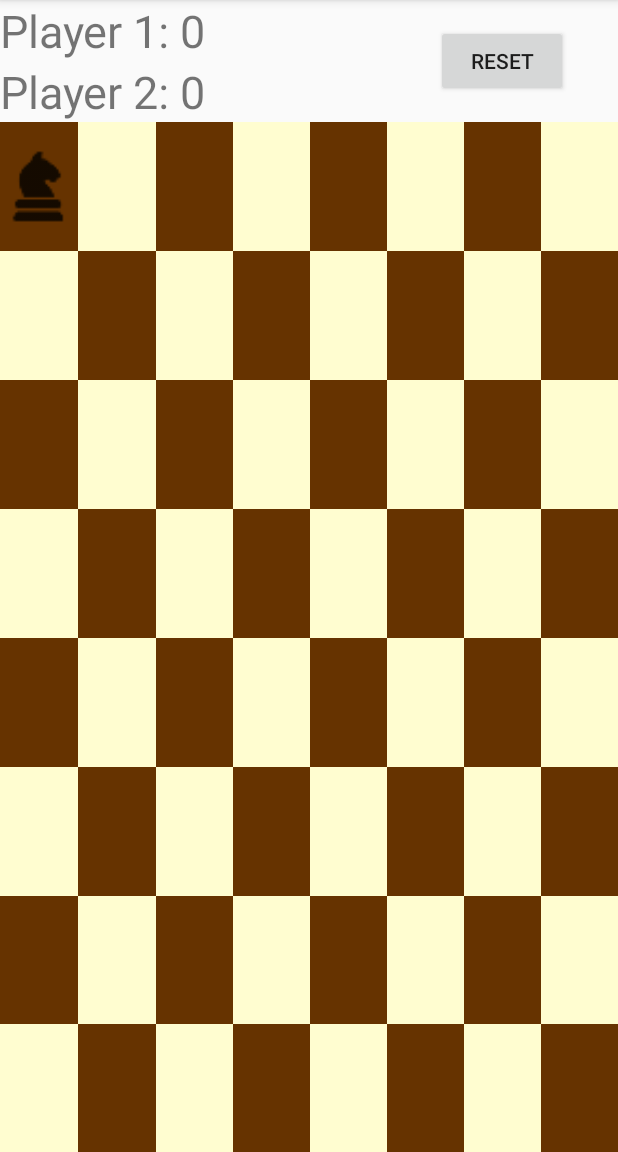
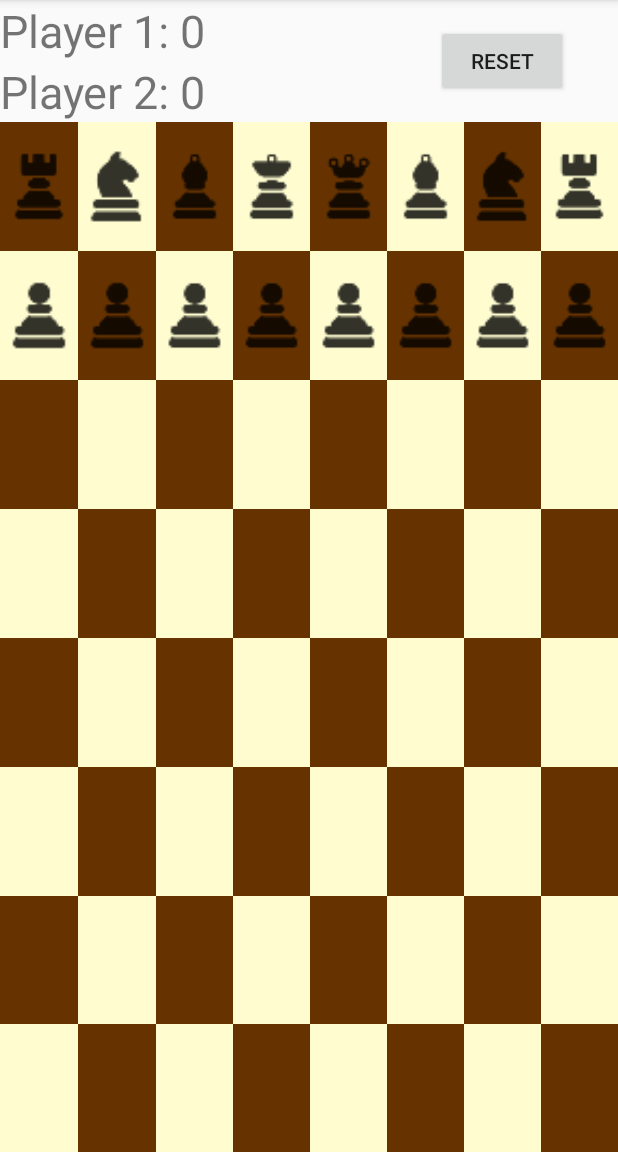
Before and after one commit to KevalPatel8899/Chess, an Android app: the MainActivity screen opened directly, with no data from a screen before it, on a phone screen of 412 x 824 dp, the part 84-1236 px from its top. Run offline under Robolectric (Android 15) with nearby library versions, the phone set to English and light mode, and no system bars.

Commit message:
Black Chess Pieces

```diff
--- /dev/null
+++ b/app/src/main/java/com/example/chess/Bishop.java
@@ -0,0 +1,8 @@
+package com.example.chess;
+
+public class Bishop extends ChessPiece{
+
+    protected Bishop(String chessPieceLocation, String chessPiece) {
+        super(chessPieceLocation, chessPiece);
+    }
+}
--- a/app/src/main/java/com/example/chess/ChessPiece.java
+++ b/app/src/main/java/com/example/chess/ChessPiece.java
@@ -5,22 +5,26 @@ import java.util.List;
 
 abstract class ChessPiece{
 
-    String chessPieceLocation, chessPiece;
+    String
+            chessPieceLocation, chessPiece;
 
-    private ChessPiece(String chessPieceLocation, String chessPiece){
-        chessPiece = this.chessPiece;
-        chessPieceLocation = this.chessPieceLocation;
+    protected ChessPiece(String chessPieceLocation, String chessPiece){
+        this.chessPiece =         chessPiece ;
+        this.chessPieceLocation = chessPieceLocation;
     }
 
     public List<String>  chessMove(){
-        int location = Integer.parseInt(chessPieceLocation.substring(chessPieceLocation.length() - 2));
+        String locationS = chessPieceLocation.substring(chessPieceLocation.length() - 2);
+        String locationXS = chessPieceLocation.substring(chessPieceLocation.length() - 2, chessPieceLocation.length() - 1);
+        String locationYS = chessPieceLocation.substring(chessPieceLocation.length() - 1);
+        int location = Integer.parseInt(locationS);
         List<String> locations = new ArrayList<>();
-        int locationX = Integer.parseInt(chessPieceLocation.substring(chessPieceLocation.length() - 2, chessPieceLocation.length() - 1));
-        int locationY = Integer.parseInt(chessPieceLocation.substring(chessPieceLocation.length() - 1));
+        int locationX = Integer.parseInt(locationXS);
+        int locationY = Integer.parseInt(locationYS);
         locations.clear();
 
         switch (chessPiece.substring(8)){
-            case "Horse":{
+            case "Knight":{
 
                 if(locationX + 2 <= 7 && locationY + 1 <= 7)locations.add("box"+Integer.toString( location + 21));
                 if(locationX + 1 <= 7 && locationY + 2 <= 7)locations.add("box"+Integer.toString(location + 12));
--- /dev/null
+++ b/app/src/main/java/com/example/chess/Knight.java
@@ -0,0 +1,9 @@
+package com.example.chess;
+
+public class Knight extends ChessPiece {
+
+    protected Knight(String chessPieceLocation, String chessPiece) {
+        super(chessPieceLocation, chessPiece);
+    }
+
+}
--- a/app/src/main/java/com/example/chess/MainActivity.java
+++ b/app/src/main/java/com/example/chess/MainActivity.java
@@ -6,7 +6,6 @@ import android.content.ClipData;
 import android.content.ClipDescription;
 import android.graphics.Color;
 import android.graphics.PorterDuff;
-import android.graphics.drawable.Drawable;
 import android.os.Bundle;
 import android.util.Log;
 import android.view.DragEvent;
@@ -14,16 +13,13 @@ import android.view.View;
 import android.view.ViewGroup;
 import android.widget.ImageView;
 import android.widget.LinearLayout;
-import android.widget.RelativeLayout;
 import android.widget.Toast;
-
-import java.util.ArrayList;
-import java.util.List;
 
 public class MainActivity extends AppCompatActivity implements View.OnLongClickListener, View.OnDragListener {
 
     private static final String TAG = MainActivity.class.getSimpleName();
-    private ImageView imageView;
+    private ImageView black_1_knight, black_2_knight, black_1_rook, black_2_rook, black_1_bishop, black_2_bishop, black_0_king, black_0_queen, black_1_pawn, black_2_pawn, black_3_pawn, black_4_pawn, black_5_pawn, black_6_pawn, black_7_pawn, black_0_pawn;
+
     private static final String IMAGE_VIEW_TAG = "LAUNCHER LOGO";
     private LinearLayout linearLayout;
 
@@ -38,15 +34,44 @@ public class MainActivity extends AppCompatActivity implements View.OnLongClickL
 
     //Find all views and set Tag to all draggable views
     private void findViews() {
-        imageView = (ImageView) findViewById(R.id.image_view);
-        imageView.setTag(IMAGE_VIEW_TAG);
-
+        black_1_knight = (ImageView) findViewById(R.id.Black_1_Knight);
+        black_2_knight = (ImageView) findViewById(R.id.Black_2_Knight);
+        black_1_rook = (ImageView) findViewById(R.id.Black_1_Rook);
+        black_2_rook = (ImageView) findViewById(R.id.Black_2_Rook);
+        black_1_bishop = (ImageView) findViewById(R.id.Black_1_Bishop);
+        black_2_bishop = (ImageView) findViewById(R.id.Black_2_Bishop);
+        black_0_king = (ImageView) findViewById(R.id.Black_0_King);
+        black_0_queen = (ImageView) findViewById(R.id.Black_0_Queen);
+        black_1_pawn = (ImageView) findViewById(R.id.black_1_pawn);
+        black_2_pawn = (ImageView) findViewById(R.id.black_2_pawn);
+        black_3_pawn = (ImageView) findViewById(R.id.black_3_pawn);
+        black_4_pawn = (ImageView) findViewById(R.id.black_4_pawn);
+        black_5_pawn = (ImageView) findViewById(R.id.black_5_pawn);
+        black_6_pawn = (ImageView) findViewById(R.id.black_6_pawn);
+        black_7_pawn = (ImageView) findViewById(R.id.black_7_pawn);
+        black_0_pawn = (ImageView) findViewById(R.id.black_0_pawn);
     }
 
     //Implement long click and drag listener
     private void implementEvents() {
         //add or remove any view that you don't want to be dragged
-        imageView.setOnLongClickListener(this);
+          black_0_king.setOnLongClickListener(this);
+          black_0_queen.setOnLongClickListener(this);
+          black_1_knight.setOnLongClickListener(this);
+          black_1_bishop.setOnLongClickListener(this);
+          black_1_rook.setOnLongClickListener(this);
+          black_2_knight.setOnLongClickListener(this);
+          black_2_bishop.setOnLongClickListener(this);
+          black_2_rook.setOnLongClickListener(this);
+          black_0_pawn.setOnLongClickListener(this);
+          black_1_pawn.setOnLongClickListener(this);
+          black_2_pawn.setOnLongClickListener(this);
+          black_3_pawn.setOnLongClickListener(this);
+          black_4_pawn.setOnLongClickListener(this);
+          black_5_pawn.setOnLongClickListener(this);
+          black_6_pawn.setOnLongClickListener(this);
+          black_7_pawn.setOnLongClickListener(this);
+
 
         //add or remove any layout view that you don't want to accept dragged view
         for (int i = 0; i < 8; i++) {
@@ -178,7 +203,7 @@ public class MainActivity extends AppCompatActivity implements View.OnLongClickL
                 // Invalidates the view to force a redraw
                 view.invalidate();
 
-                linearLayout = (LinearLayout) imageView.getParent();
+                linearLayout = (LinearLayout) black_1_knight.getParent();
                 String db = linearLayout.getResources().getResourceName(linearLayout.getId());
                 String newDB = db.substring(db.indexOf('/') + 1);
 
@@ -187,7 +212,6 @@ public class MainActivity extends AppCompatActivity implements View.OnLongClickL
                     Toast.makeText(this, "The drop was handled. " + newDB, Toast.LENGTH_LONG).show();
                 else
                     Toast.makeText(this, "The drop didn't work.", Toast.LENGTH_SHORT).show();
-
 
                 // returns true; the value is ignored.
                 return true;
--- /dev/null
+++ b/app/src/main/java/com/example/chess/Rook.java
@@ -0,0 +1,12 @@
+package com.example.chess;
+
+public class Rook extends ChessPiece {
+
+    protected Rook(String chessPieceLocation, String chessPiece) {
+        super(chessPieceLocation, chessPiece);
+    }
+
+    private Rook(String chessPieceLocation){
+        super(chessPieceLocation, "Rook");
+    }
+}
--- a/app/src/main/res/layout/activity_main.xml
+++ b/app/src/main/res/layout/activity_main.xml
@@ -1,5 +1,6 @@
 <?xml version="1.0" encoding="utf-8"?>
 <LinearLayout xmlns:android="http://schemas.android.com/apk/res/android"
+    xmlns:app="http://schemas.android.com/apk/res-auto"
     xmlns:tools="http://schemas.android.com/tools"
     android:layout_width="match_parent"
     android:layout_height="match_parent"
@@ -56,10 +57,10 @@
             android:orientation="vertical">
 
             <ImageView
-                android:id="@+id/image_view"
+                android:id="@+id/Black_1_Rook"
                 android:layout_width="match_parent"
                 android:layout_height="match_parent"
-                android:src="@drawable/ic_action_black_knight" />
+                android:src="@drawable/ic_action_black_rook" />
         </LinearLayout>
 
         />
@@ -71,7 +72,14 @@
             android:layout_weight="1"
             android:background="@color/colorBoardLight"
             android:gravity="center"
-            android:orientation="vertical" />
+            android:orientation="vertical" >
+
+            <ImageView
+                android:id="@+id/Black_1_Knight"
+                android:layout_width="match_parent"
+                android:layout_height="match_parent"
+                android:src="@drawable/ic_action_black_knight" />
+        </LinearLayout>
 
         <LinearLayout
             android:id="@+id/box02"
@@ -80,7 +88,14 @@
             android:layout_weight="1"
             android:background="@color/colorBoardDark"
             android:gravity="center"
-            android:orientation="vertical" />
+            android:orientation="vertical" >
+
+            <ImageView
+                android:id="@+id/Black_1_Bishop"
+                android:layout_width="match_parent"
+                android:layout_height="match_parent"
+                android:src="@drawable/ic_action_black_bishop" />
+        </LinearLayout>
 
         <LinearLayout
             android:id="@+id/box03"
@@ -89,7 +104,14 @@
             android:layout_weight="1"
             android:background="@color/colorBoardLight"
             android:gravity="center"
-            android:orientation="vertical" />
+            android:orientation="vertical" >
+
+            <ImageView
+                android:id="@+id/Black_0_King"
+                android:layout_width="match_parent"
+                android:layout_height="match_parent"
+                android:src="@drawable/ic_action_black_king" />
+        </LinearLayout>
         <LinearLayout
             android:id="@+id/box04"
             android:layout_width="match_parent"
@@ -97,7 +119,14 @@
             android:layout_weight="1"
             android:background="@color/colorBoardDark"
             android:gravity="center"
-            android:orientation="vertical" />
+            android:orientation="vertical" >
+
+            <ImageView
+                android:id="@+id/Black_0_Queen"
+                android:layout_width="match_parent"
+                android:layout_height="match_parent"
+                android:src="@drawable/ic_action_black_queen" />
+        </LinearLayout>
 
         <LinearLayout
             android:id="@+id/box05"
@@ -106,7 +135,14 @@
             android:layout_weight="1"
             android:background="@color/colorBoardLight"
             android:gravity="center"
-            android:orientation="vertical" />
+            android:orientation="vertical" >
+
+            <ImageView
+                android:id="@+id/Black_2_Bishop"
+                android:layout_width="match_parent"
+                android:layout_height="match_parent"
+                android:src="@drawable/ic_action_black_bishop" />
+        </LinearLayout>
         <LinearLayout
             android:id="@+id/box06"
             android:layout_width="match_parent"
@@ -114,7 +150,14 @@
             android:layout_weight="1"
             android:background="@color/colorBoardDark"
             android:gravity="center"
-            android:orientation="vertical" />
+            android:orientation="vertical" >
+
+            <ImageView
+                android:id="@+id/Black_2_Knight"
+                android:layout_width="match_parent"
+                android:layout_height="match_parent"
+                android:src="@drawable/ic_action_black_knight" />
+        </LinearLayout>
 
         <LinearLayout
             android:id="@+id/box07"
@@ -123,7 +166,14 @@
             android:layout_weight="1"
             android:background="@color/colorBoardLight"
             android:gravity="center"
-            android:orientation="vertical" />
+            android:orientation="vertical" >
+
+            <ImageView
+                android:id="@+id/Black_2_Rook"
+                android:layout_width="match_parent"
+                android:layout_height="match_parent"
+                android:src="@drawable/ic_action_black_rook" />
+        </LinearLayout>
     </LinearLayout>
     <LinearLayout
         android:id="@+id/r1"
@@ -142,7 +192,14 @@
             android:layout_weight="1"
             android:background="@color/colorBoardLight"
             android:gravity="center"
-            android:orientation="vertical" />
+            android:orientation="vertical" >
+
+            <ImageView
+                android:id="@+id/black_0_pawn"
+                android:layout_width="match_parent"
+                android:layout_height="match_parent"
+               android:src="@drawable/ic_action_black_pawn" />
+        </LinearLayout>
 
         <LinearLayout
             android:id="@+id/box11"
@@ -151,7 +208,14 @@
             android:layout_weight="1"
             android:background="@color/colorBoardDark"
             android:gravity="center"
-            android:orientation="vertical" />
+            android:orientation="vertical" >
+
+            <ImageView
+                android:id="@+id/black_1_pawn"
+                android:layout_width="match_parent"
+                android:layout_height="match_parent"
+               android:src="@drawable/ic_action_black_pawn" />
+        </LinearLayout>
 
         <LinearLayout
             android:id="@+id/box12"
@@ -160,7 +224,14 @@
             android:layout_weight="1"
             android:background="@color/colorBoardLight"
             android:gravity="center"
-            android:orientation="vertical" />
+            android:orientation="vertical" >
+
+            <ImageView
+                android:id="@+id/black_2_pawn"
+                android:layout_width="match_parent"
+                android:layout_height="match_parent"
+               android:src="@drawable/ic_action_black_pawn" />
+        </LinearLayout>
         <LinearLayout
             android:id="@+id/box13"
             android:layout_width="match_parent"
@@ -168,7 +239,14 @@
             android:layout_weight="1"
             android:background="@color/colorBoardDark"
             android:gravity="center"
-            android:orientation="vertical" />
+            android:orientation="vertical" >
+
+            <ImageView
+                android:id="@+id/black_3_pawn"
+                android:layout_width="match_parent"
+                android:layout_height="match_parent"
+               android:src="@drawable/ic_action_black_pawn" />
+        </LinearLayout>
 
         <LinearLayout
             android:id="@+id/box14"
@@ -177,7 +255,14 @@
             android:layout_weight="1"
             android:background="@color/colorBoardLight"
             android:gravity="center"
-            android:orientation="vertical" />
+            android:orientation="vertical" >
+
+            <ImageView
+                android:id="@+id/black_4_pawn"
+                android:layout_width="match_parent"
+                android:layout_height="match_parent"
+               android:src="@drawable/ic_action_black_pawn" />
+        </LinearLayout>
         <LinearLayout
             android:id="@+id/box15"
             android:layout_width="match_parent"
@@ -185,7 +270,14 @@
             android:layout_weight="1"
             android:background="@color/colorBoardDark"
             android:gravity="center"
-            android:orientation="vertical" />
+            android:orientation="vertical" >
+
+            <ImageView
+                android:id="@+id/black_5_pawn"
+                android:layout_width="match_parent"
+                android:layout_height="match_parent"
+               android:src="@drawable/ic_action_black_pawn" />
+        </LinearLayout>
 
         <LinearLayout
             android:id="@+id/box16"
@@ -194,7 +286,14 @@
             android:layout_weight="1"
             android:background="@color/colorBoardLight"
             android:gravity="center"
-            android:orientation="vertical" />
+            android:orientation="vertical" >
+
+            <ImageView
+                android:id="@+id/black_6_pawn"
+                android:layout_width="match_parent"
+                android:layout_height="match_parent"
+               android:src="@drawable/ic_action_black_pawn" />
+        </LinearLayout>
 
         <LinearLayout
             android:id="@+id/box17"
@@ -203,7 +302,14 @@
             android:layout_weight="1"
             android:background="@color/colorBoardDark"
             android:gravity="center"
-            android:orientation="vertical" />
+            android:orientation="vertical" >
+
+            <ImageView
+                android:id="@+id/black_7_pawn"
+                android:layout_width="match_parent"
+                android:layout_height="match_parent"
+               android:src="@drawable/ic_action_black_pawn" />
+        </LinearLayout>
     </LinearLayout>
     <LinearLayout
         android:id="@+id/r2"
```
Also changed, not shown: 1 other file.
